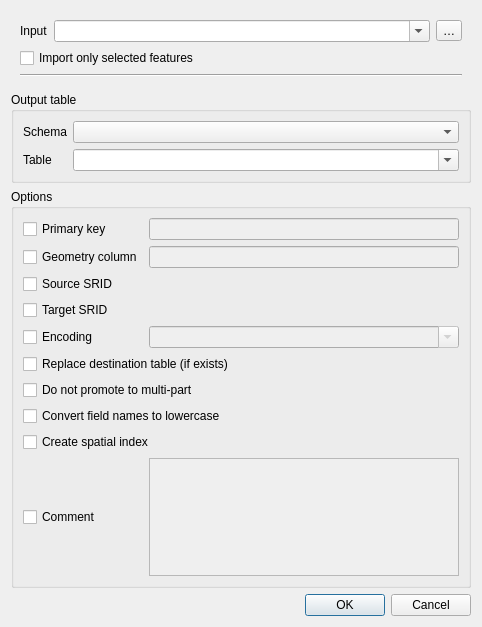
qgis/QGIS, file python/plugins/db_manager/ui/DlgImportVector.ui: the form before one commit.
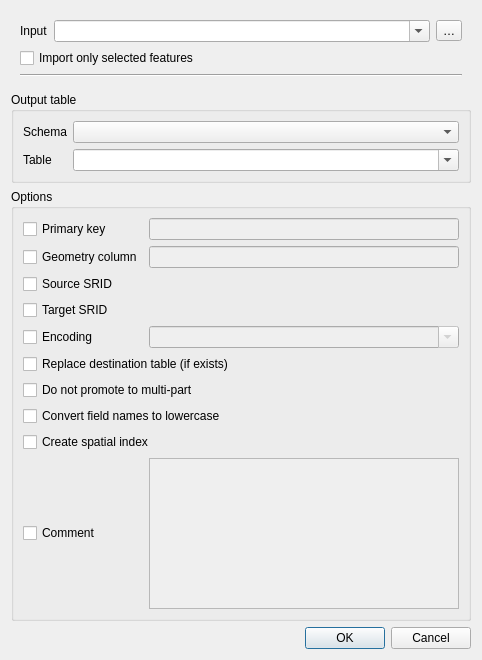
The form after the commit. Custom widgets are drawn as their Qt base class.

Commit message:
Also grey out the schema label when combobox is unavailable
and adjust navigation with tab key

The edit to the form file:
```diff
--- a/python/plugins/db_manager/ui/DlgImportVector.ui
+++ b/python/plugins/db_manager/ui/DlgImportVector.ui
@@ -7,7 +7,7 @@
     <x>0</x>
     <y>0</y>
     <width>482</width>
-    <height>627</height>
+    <height>660</height>
    </rect>
   </property>
   <property name="windowTitle">
```
Left out of the diff: 21 changed lines with no effect on the pictures. The commit also changes 1 other file.
